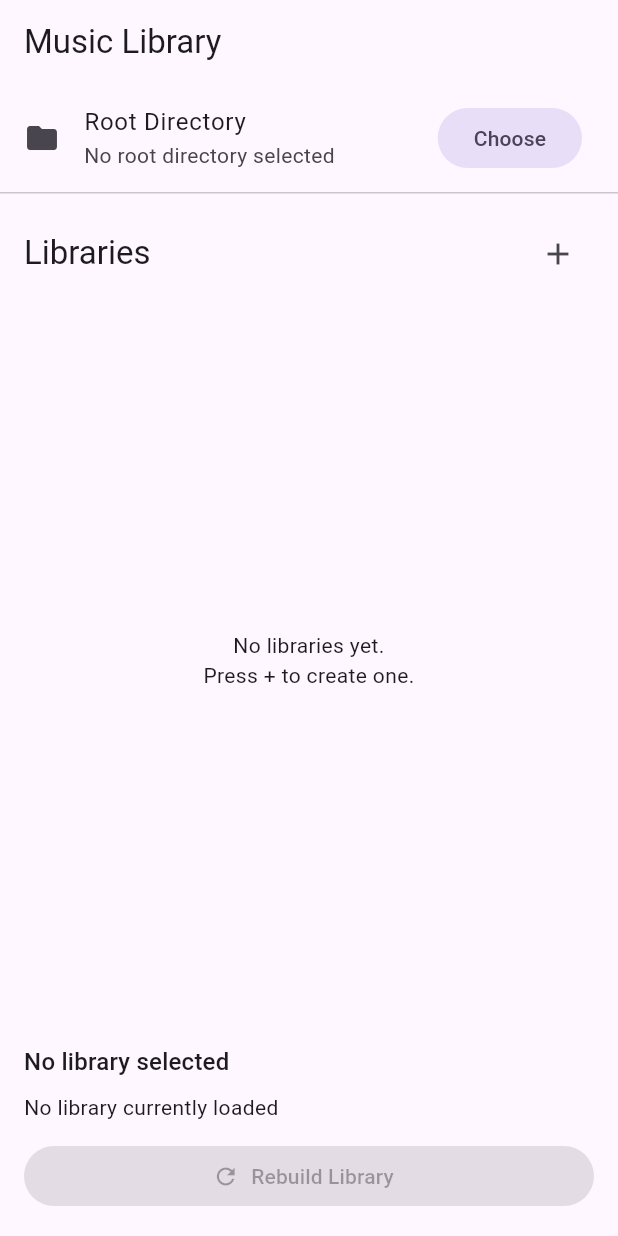
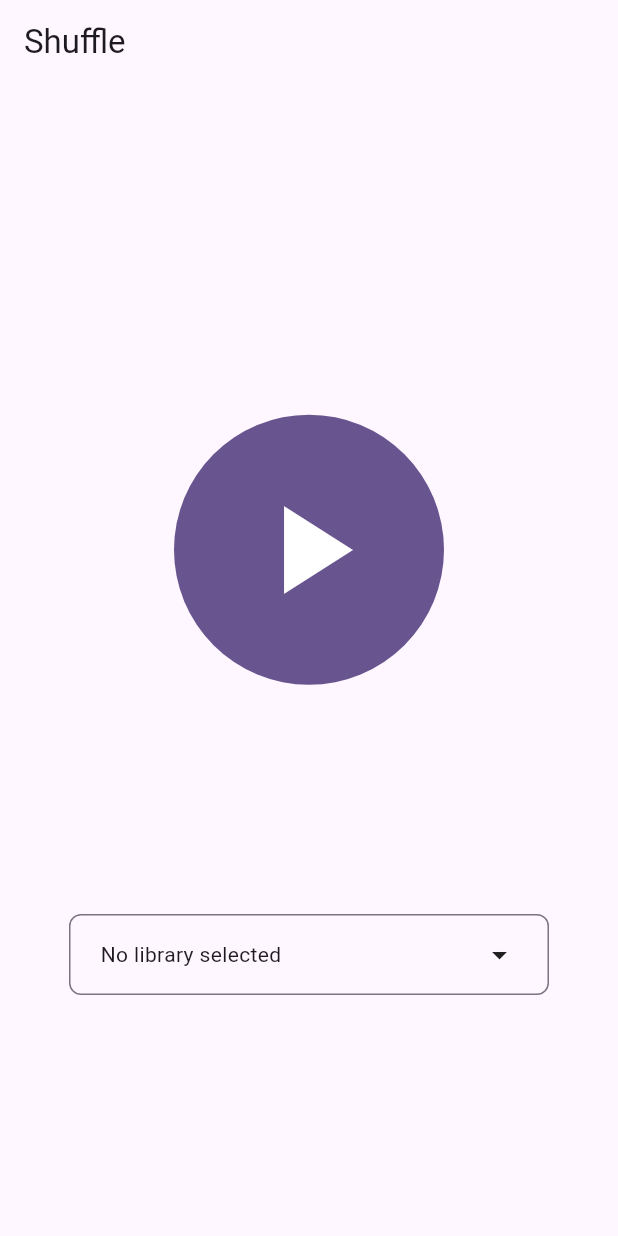
Before and after one commit to Enzo-MYX/custom_music_player, a Flutter app: the screen it shows after launch, on a phone screen of 412 x 824 dp. Run offline on Flutter 3.47's test engine with Material 3 defaults, Android fonts, the phone set to English and light mode, and no system bars; our stand-ins replace audio_service, just_audio, permission_handler, shared_preferences; missing offline and left inert: saf.

Commit message:
Implemented shuffle screen view & basic feature structure

```diff
--- a/lib/main.dart
+++ b/lib/main.dart
@@ -5,7 +5,7 @@ import 'package:permission_handler/permission_handler.dart';
 import 'package:flutter/foundation.dart';
 import 'package:flutter/material.dart';
 
-import 'screens/library_manager_screen.dart';
+import 'screens/shuffle_screen.dart';
 import 'services/library_manager.dart';
 import 'services/playback_controller.dart';
 import 'services/player_audio_handler.dart';
@@ -80,7 +80,7 @@ class _MusicPlayerAppState extends State<MusicPlayerApp> {
         ),
         useMaterial3: true,
       ),
-      home: LibraryManagerScreen(
+      home: ShuffleScreen(
         manager: _manager,
         playbackController: widget.playbackController,
       ),
--- /dev/null
+++ b/lib/screens/shuffle_screen.dart
@@ -0,0 +1,301 @@
+import 'dart:async';
+import 'package:flutter/material.dart';
+
+import '../services/library_manager.dart';
+import '../services/playback_controller.dart';
+import 'library_manager_screen.dart';
+import 'playback_screen.dart';
+
+class ShuffleScreen extends StatefulWidget {
+  const ShuffleScreen({
+    super.key,
+    required this.manager,
+    required this.playbackController,
+  });
+
+  final LibraryManager manager;
+  final PlaybackController playbackController;
+
+  @override
+  State<ShuffleScreen> createState() => _ShuffleScreenState();
+}
+
+class _ShuffleScreenState extends State<ShuffleScreen> {
+  bool _loading = true;
+  bool _starting = false;
+  bool _selectedThroughDropdown = false;
+  String? _error;
+
+  @override
+  void initState() {
+    super.initState();
+    _load();
+  }
+
+  Future<void> _load() async {
+    try {
+      await widget.manager.load();
+
+      if (!mounted) {
+        return;
+      }
+
+      setState(() {
+        _loading = false;
+        _error = null;
+      });
+    } catch (error) {
+      if (!mounted) {
+        return;
+      }
+
+      setState(() {
+        _loading = false;
+        _error = error.toString();
+      });
+    }
+  }
+
+  Future<void> _selectLibrary(String name) async {
+    await widget.manager.selectLibrary(name);
+
+    if (!mounted) {
+      return;
+    }
+
+    setState(() {
+      _selectedThroughDropdown = true;
+      _error = null;
+    });
+  }
+
+  Future<void> _openLibraryManager() async {
+    await Navigator.of(context).push(
+      MaterialPageRoute(
+        builder: (_) => LibraryManagerScreen(
+          manager: widget.manager,
+          playbackController: widget.playbackController,
+          loadOnOpen: false,
+        ),
+      ),
+    );
+
+    if (!mounted) {
+      return;
+    }
+
+    setState(() {
+      _selectedThroughDropdown = false;
+    });
+  }
+
+  Future<void> _startShuffle() async {
+    if (_starting) {
+      return;
+    }
+
+    final initialState = widget.manager.state;
+
+    if (initialState.selectedLibrary == null) {
+      await _openLibraryManager();
+      return;
+    }
+
+    if (initialState.needsRebuild &&
+        !_selectedThroughDropdown) {
+      await _openLibraryManager();
+      return;
+    }
+
+    try {
+      setState(() {
+        _starting = true;
+        _error = null;
+      });
+
+      if (widget.manager.state.needsRebuild) {
+        final songs =
+        await widget.manager.rebuildSelectedLibrary();
+
+        await widget.playbackController.setSongs(songs);
+      } else {
+        await widget.playbackController.setSongs(
+          widget.manager.state.songs,
+        );
+      }
+
+      if (!mounted) {
+        return;
+      }
+
+      if (widget.manager.state.songs.isEmpty) {
+        setState(() {
+          _starting = false;
+          _error = 'The selected library contains no songs.';
+        });
+        return;
+      }
+
+      // Starting playback is intentionally not awaited because the
+      // future can remain pending while the song is playing.
+      unawaited(widget.playbackController.play());
+
+      setState(() {
+        _starting = false;
+      });
+
+      await Navigator.of(context).push(
+        MaterialPageRoute(
+          builder: (_) => PlaybackScreen(
+            controller: widget.playbackController,
+          ),
+        ),
+      );
+    } catch (error) {
+      if (!mounted) {
+        return;
+      }
+
+      setState(() {
+        _starting = false;
+        _error = error.toString();
+      });
+    }
+  }
+
+  @override
+  Widget build(BuildContext context) {
+    final state = widget.manager.state;
+    final selectedName = state.selectedLibraryName;
+    final libraries = state.settings.libraries;
+
+    return Scaffold(
+      appBar: AppBar(
+        title: const Text('Shuffle'),
+      ),
+      body: _loading
+          ? const Center(
+        child: CircularProgressIndicator(),
+      )
+          : Stack(
+        children: [
+          Align(
+            alignment: const Alignment(0, -0.25),
+            child: SizedBox(
+              width: 180,
+              height: 180,
+              child: FilledButton(
+                onPressed:
+                _starting ? null : _startShuffle,
+                style: FilledButton.styleFrom(
+                  shape: const CircleBorder(),
+                  padding: EdgeInsets.zero,
+                ),
+                child: _starting
+                    ? const SizedBox(
+                  width: 42,
+                  height: 42,
+                  child: CircularProgressIndicator(
+                    strokeWidth: 4,
+                  ),
+                )
+                    : const Icon(
+                  Icons.play_arrow,
+                  size: 100,
+                ),
+              ),
+            ),
+          ),
+          Align(
+            alignment: const Alignment(0, 0.55),
+            child: SizedBox(
+              width: 320,
+              child: PopupMenuButton<String>(
+                enabled: libraries.isNotEmpty && !_starting,
+                initialValue: selectedName,
+                position: PopupMenuPosition.under,
+                constraints: const BoxConstraints.tightFor(
+                  width: 320,
+                ),
+                onSelected: _selectLibrary,
+                itemBuilder: (context) {
+                  return libraries.map((library) {
+                    final selected =
+                        library.name == selectedName;
+
+                    return PopupMenuItem<String>(
+                      value: library.name,
+                      child: Row(
+                        children: [
+                          Icon(
+                            selected
+                                ? Icons.radio_button_checked
+                                : Icons.radio_button_unchecked,
+                          ),
+                          const SizedBox(width: 12),
+                          Expanded(
+                            child: Text(
+                              library.name,
+                              maxLines: 1,
+                              overflow: TextOverflow.ellipsis,
+                            ),
+                          ),
+                        ],
+                      ),
+                    );
+                  }).toList();
+                },
+                child: Container(
+                  width: 320,
+                  padding: const EdgeInsets.symmetric(
+                    horizontal: 20,
+                    vertical: 14,
+                  ),
+                  decoration: BoxDecoration(
+                    border: Border.all(
+                      color: Theme.of(context)
+                          .colorScheme
+                          .outline,
+                    ),
+                    borderRadius: BorderRadius.circular(8),
+                  ),
+                  child: Row(
+                    children: [
+                      Expanded(
+                        child: Text(
+                          selectedName ?? 'No library selected',
+                          maxLines: 1,
+                          overflow: TextOverflow.ellipsis,
+                        ),
+                      ),
+                      const SizedBox(width: 12),
+                      const Icon(Icons.arrow_drop_down),
+                    ],
+                  ),
+                ),
+              ),
+            ),
+          ),
+          if (_error != null)
+            Align(
+              alignment: const Alignment(0, 0.9),
+              child: Padding(
+                padding: const EdgeInsets.symmetric(
+                  horizontal: 24,
+                ),
+                child: Text(
+                  _error!,
+                  textAlign: TextAlign.center,
+                  style: TextStyle(
+                    color: Theme.of(context)
+                        .colorScheme
+                        .error,
+                  ),
+                ),
+              ),
+            ),
+        ],
+      ),
+    );
+  }
+}
--- a/lib/services/player_audio_handler.dart
+++ b/lib/services/player_audio_handler.dart
@@ -95,6 +95,7 @@ class PlayerAudioHandler extends BaseAudioHandler with SeekHandler {
     debugPrint('[audio] setSongs: ${songs.length} songs');
 
     await _player.stop();
+    await _player.setSpeed(1.0);
 
     // Use the already-built library list; do not duplicate it.
     _songs = songs;
```
Also changed, not shown: lib/screens/library_manager_screen.dart (+8 -1 lines).
